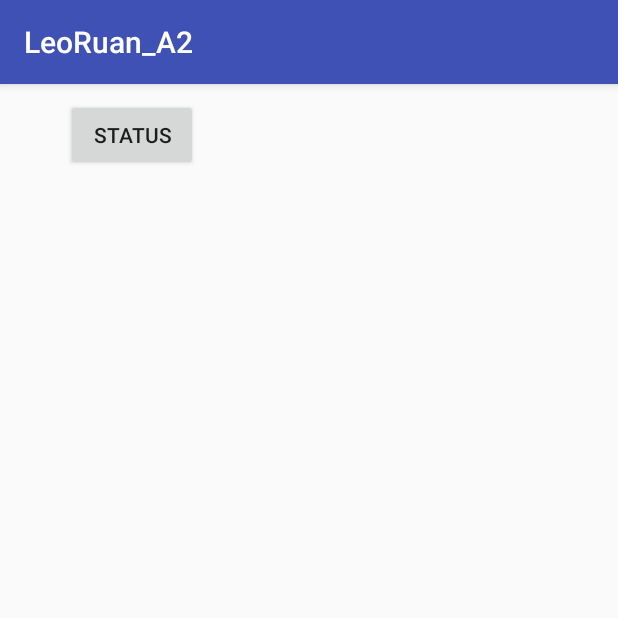
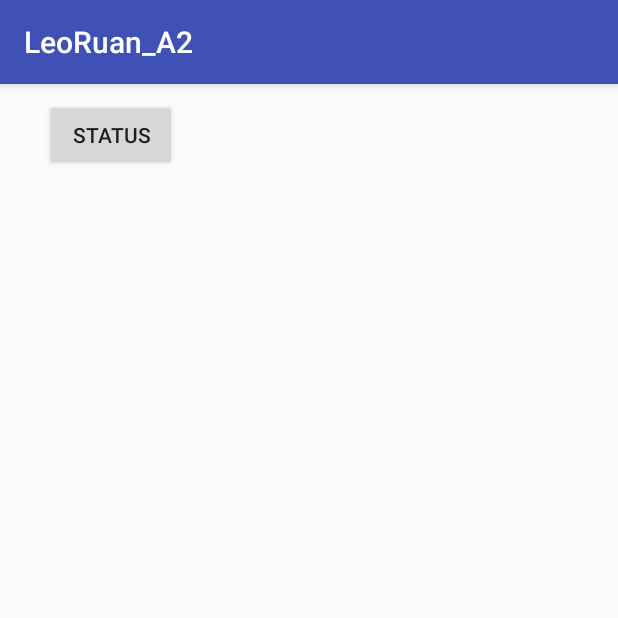
Before and after one commit to leor8/android_sensor, an Android app: the screen it shows after launch (MainActivity), on a phone screen of 412 x 824 dp, the top half of it. Run offline under Robolectric (Android 15) with nearby library versions, the phone set to English and light mode, and no system bars.

Commit message:
fixing status button position

```diff
--- a/app/src/main/res/layout/activity_main.xml
+++ b/app/src/main/res/layout/activity_main.xml
@@ -29,12 +29,15 @@
         android:layout_height="wrap_content"
         android:layout_marginBottom="10dp"
         android:layout_marginEnd="280dp"
+        android:layout_marginLeft="16dp"
         android:layout_marginRight="280dp"
+        android:layout_marginStart="16dp"
         android:layout_marginTop="10dp"
         android:onClick="status_start"
         android:text="Status"
         app:layout_constraintBottom_toTopOf="@+id/linearLayout"
         app:layout_constraintEnd_toEndOf="parent"
+        app:layout_constraintStart_toStartOf="parent"
         app:layout_constraintTop_toTopOf="parent"
         app:layout_constraintVertical_bias="1.0" />
 
```
